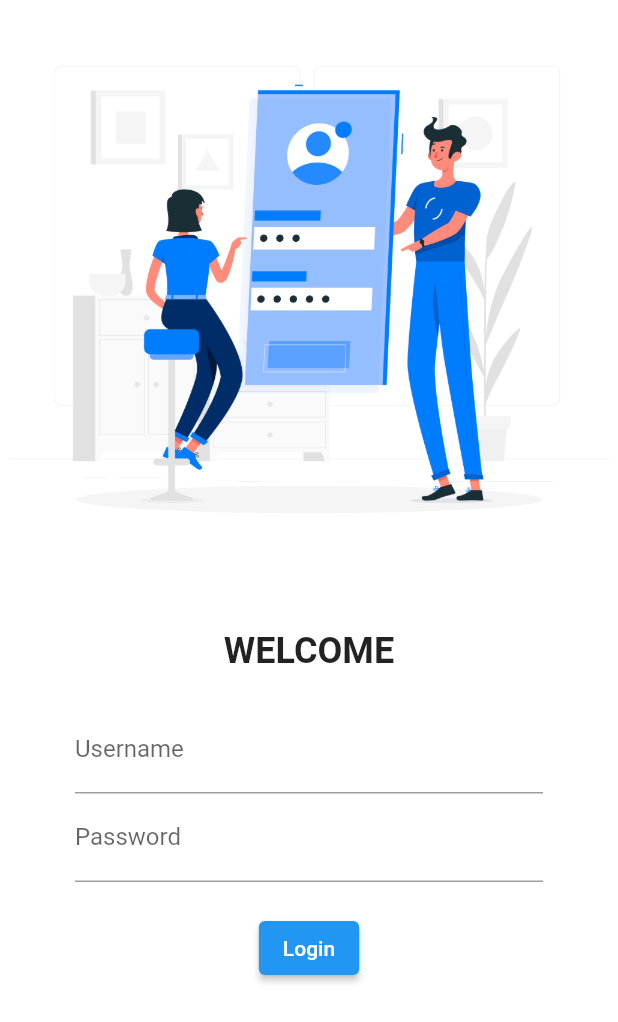
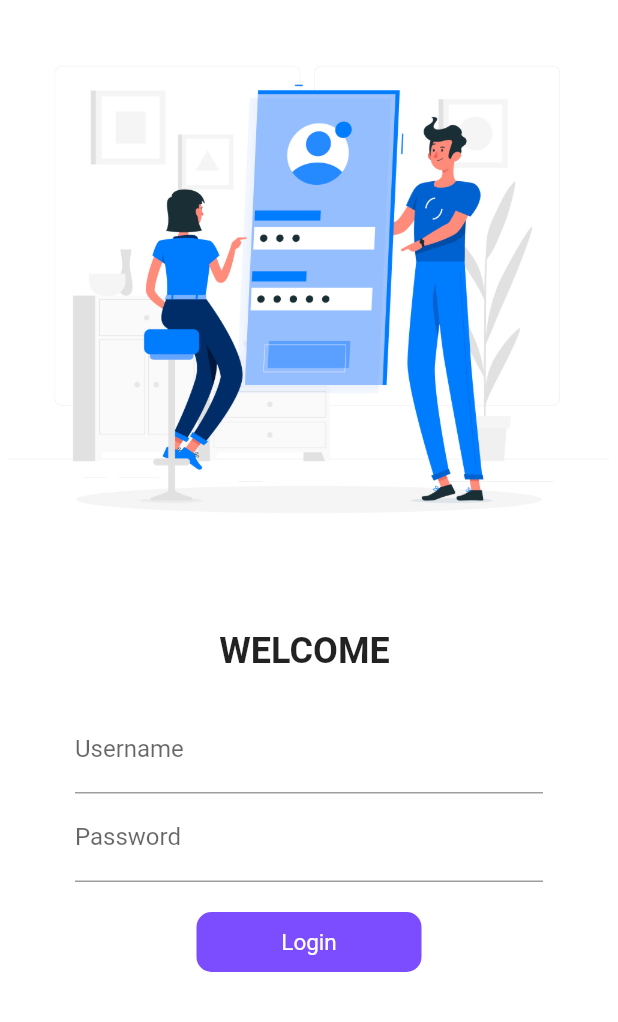
Before and after one commit to MuhammadAhmadSharif/30DaysOfFlutter, a Flutter app: the screen it shows after launch, on a phone screen of 412 x 824 dp. Shown: the top 1022 px of the screen. Run offline on Flutter 3.47's test engine with Material 2 defaults, Android fonts, the phone set to English and light mode, and no system bars.

Commit message:
day 6 completed

```diff
--- a/lib/Pages/home_page.dart
+++ b/lib/Pages/home_page.dart
@@ -5,7 +5,6 @@ class Home_page extends StatelessWidget {
 
   @override
   Widget build(BuildContext context) {
-    var days = 30;
     var temp = 40.5;
     return Scaffold(
       appBar: AppBar(
--- a/lib/Pages/login_page.dart
+++ b/lib/Pages/login_page.dart
@@ -1,12 +1,22 @@
 import 'package:flutter/material.dart';
+import 'package:flutter_catalog/Pages/home_page.dart';
+import 'package:flutter_catalog/utils/routes.dart';
 
-class loginPage extends StatelessWidget {
+class loginPage extends StatefulWidget {
   const loginPage({Key? key}) : super(key: key);
 
+  @override
+  State<loginPage> createState() => _loginPageState();
+}
+
+class _loginPageState extends State<loginPage> {
+  String name = "";
+  bool changeButton = false;
   @override
   Widget build(BuildContext context) {
     return Material(
         color: Colors.white,
+        child: SingleChildScrollView(
           child: Column(
             children: [
               Image.asset(
@@ -15,18 +25,22 @@ class loginPage extends StatelessWidget {
               ),
               SizedBox(height: 20.0),
               Text(
-              "WELCOME",
+                "WELCOME $name",
                 style: TextStyle(
                   fontSize: 24,
                   fontWeight: FontWeight.bold,
                 ),
               ),
               Padding(
-              padding:
-                  const EdgeInsets.symmetric(vertical: 22.0, horizontal: 50.0),
+                padding: const EdgeInsets.symmetric(
+                    vertical: 22.0, horizontal: 50.0),
                 child: Column(
                   children: [
                     TextFormField(
+                      onChanged: (value) {
+                        name = value;
+                        setState(() {});
+                      },
                       decoration: InputDecoration(
                           hintText: "Please Enter Username",
                           labelText: "Username"),
@@ -38,17 +52,47 @@ class loginPage extends StatelessWidget {
                           labelText: "Password"),
                     ),
                     SizedBox(height: 20.0),
-                  ElevatedButton(
-                    onPressed: (() {
-                      print("Hi Ahmad");
-                    }),
-                    child: Text("Login"),
-                    style: TextButton.styleFrom(),
-                  )
+                    InkWell(
+                      onTap: () async {
+                        setState(() {
+                          changeButton = true;
+                        });
+                        await Future.delayed(Duration(seconds: 1));
+                        Navigator.pushNamed(context, MyRoutes.homeRoute);
+                      },
+                      child: AnimatedContainer(
+                        duration: Duration(seconds: 1),
+                        width: changeButton ? 70 : 150,
+                        height: 40,
+                        alignment: Alignment.center,
+                        child: changeButton
+                            ? Icon(Icons.done, color: Colors.white)
+                            : Text(
+                                "Login",
+                                style: TextStyle(
+                                  color: Colors.white,
+                                  fontWeight: FontWeight.normal,
+                                  fontSize: 15,
+                                ),
+                              ),
+                        decoration: BoxDecoration(
+                          borderRadius: BorderRadius.circular(changeButton? 50 : 10),
+                          color: Colors.deepPurpleAccent,
+                        ),
+                      ),
+                    ),
+                    //ElevatedButton(
+                    // onPressed: (() {
+                    //    Navigator.pushNamed(context, MyRoutes.homeRoute);
+                    //  }),
+                    //  child: Text("Login"),
+                    // style: TextButton.styleFrom(),
+                    //)
                   ],
                 ),
               )
             ],
+          ),
         ));
   }
 }
--- a/lib/main.dart
+++ b/lib/main.dart
@@ -1,7 +1,7 @@
 import 'package:flutter/material.dart';
 import 'package:flutter_catalog/Pages/home_page.dart';
 import 'package:flutter_catalog/Pages/login_page.dart';
-import 'package:google_fonts/google_fonts.dart';
+import 'package:flutter_catalog/utils/routes.dart';
 
 void main() {
   runApp(MyApp());
@@ -16,7 +16,8 @@ class MyApp extends StatelessWidget {
       theme: ThemeData.light(),
       routes: {
         "/": (context) => loginPage(),
-        "/loginPage": (context) => Home_page(),
+    MyRoutes.homeRoute: (context) => Home_page(),
+    MyRoutes.loginRoute: (context) => loginPage(),
       },
     );
   }
--- /dev/null
+++ b/lib/utils/routes.dart
@@ -0,0 +1,4 @@
+class MyRoutes {
+  static String loginRoute = "/login";
+  static String homeRoute = "/home";
+}
```
Also changed, not shown: 1 other file. Lines whose indentation alone changed are shown as unchanged.
